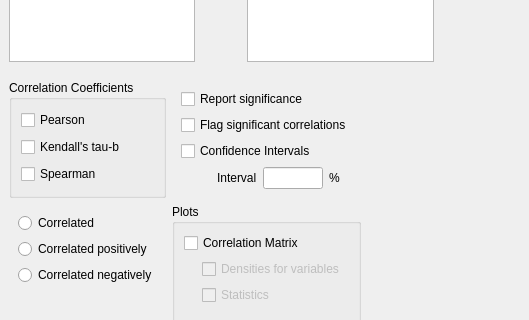
Old version of the form JASP-Desktop/analysisforms/correlationform.ui in the repository jasp-stats/jasp-desktop; both pictures show x 0 to 529 and y 293 to 613 of the 529 by 880 pixel window.
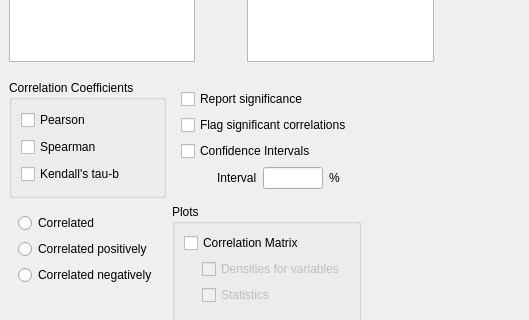
New version of the form. Custom widgets are drawn as their Qt base class.

Commit message:
C Correlation: change order of coefficient options
fixes #609

What changed in the file:
```diff
--- a/JASP-Desktop/analysisforms/correlationform.ui
+++ b/JASP-Desktop/analysisforms/correlationform.ui
@@ -126,14 +126,14 @@
            </property>
           </widget>
          </item>
-         <item row="1" column="0">
+         <item row="2" column="0">
           <widget class="BoundCheckBox" name="kendallsTauB">
            <property name="text">
             <string>Kendall's tau-b</string>
            </property>
           </widget>
          </item>
-         <item row="2" column="0">
+         <item row="1" column="0">
           <widget class="BoundCheckBox" name="spearman">
            <property name="text">
             <string>Spearman</string>
```
